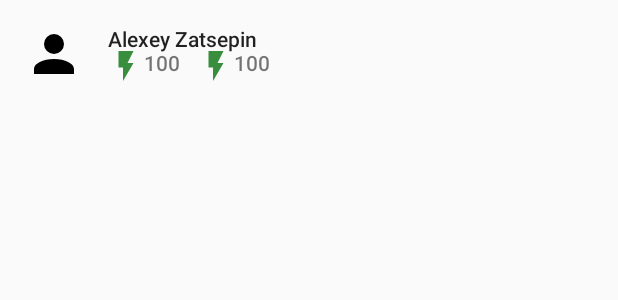
After one commit to AlexeyZatsepin/AR-Soulstorm, an Android app: the layout dialog_raiting.xml on its own in the app's theme, with its tools: preview values and no code run, on a phone screen of 412 x 824 dp. The commit adds this screen. Shown: the top 300 px of the screen. Run offline under Robolectric (Android 15) with nearby library versions, the phone set to English and light mode, and no system bars.

Commit message:
add raitin popup

```diff
--- a/app/src/main/java/org/rooms/ar/soulstorm/RenderablesAdapter.java
+++ b/app/src/main/java/org/rooms/ar/soulstorm/RenderablesAdapter.java
@@ -41,7 +41,7 @@ public class RenderablesAdapter extends RecyclerView.Adapter<RenderablesAdapter.
     @NonNull
     @Override
     public ModelViewHolder onCreateViewHolder(@NonNull ViewGroup parent, int viewType) {
-        View v = LayoutInflater.from(parent.getContext()).inflate(R.layout.component_card_layout, parent, false);
+        View v = LayoutInflater.from(parent.getContext()).inflate(R.layout.component_building_card, parent, false);
         return new ModelViewHolder(v);
     }
 
@@ -64,6 +64,7 @@ public class RenderablesAdapter extends RecyclerView.Adapter<RenderablesAdapter.
             holder.pin.setEnabled(condition);
             Resources res = holder.itemView.getResources();
             holder.coast.setTextColor(condition? res.getColor(android.R.color.white) : res.getColor(android.R.color.holo_red_dark));
+            holder.itemView.setAlpha(condition? 1 : 0.5f);
         });
         holder.about.setOnClickListener(v-> PopupWindows.openInfoPopup(holder.itemView, info));
     }
--- a/app/src/main/java/org/rooms/ar/soulstorm/dialogs/ClearPopupFragment.java
+++ b/app/src/main/java/org/rooms/ar/soulstorm/dialogs/ClearPopupFragment.java
@@ -25,8 +25,8 @@ public class ClearPopupFragment extends DialogFragment {
     public Dialog onCreateDialog(Bundle savedInstanceState) {
         AlertDialog.Builder adb = new AlertDialog.Builder(getContext())
                 .setTitle(R.string.clear)
-                .setPositiveButton(R.string.ok, listener)
-                .setNegativeButton(R.string.cancel, (dialog, which) -> dialog.dismiss())
+                .setPositiveButton(android.R.string.ok, listener)
+                .setNegativeButton(android.R.string.cancel, (dialog, which) -> dialog.dismiss())
                 .setMessage(message);
         return adb.create();
     }
--- a/app/src/main/java/org/rooms/ar/soulstorm/model/SignInState.java
+++ b/app/src/main/java/org/rooms/ar/soulstorm/model/SignInState.java
@@ -24,7 +24,9 @@ public class SignInState {
 
     public void setUser(FirebaseUser user) {
         this.user = user;
-        DatabaseManager.getInstance().requestResources();
+        DatabaseManager databaseManager = DatabaseManager.getInstance();
+        databaseManager.saveUserInfo(user);
+        databaseManager.requestResources();
     }
 
     public MutableLiveData<MyResources> getResources() {
--- /dev/null
+++ b/app/src/main/res/drawable/ic_person.xml
@@ -0,0 +1,7 @@
+<vector xmlns:android="http://schemas.android.com/apk/res/android"
+    android:height="24dp"
+    android:width="24dp"
+    android:viewportWidth="24"
+    android:viewportHeight="24">
+    <path android:fillColor="#000" android:pathData="M12,4A4,4 0 0,1 16,8A4,4 0 0,1 12,12A4,4 0 0,1 8,8A4,4 0 0,1 12,4M12,14C16.42,14 20,15.79 20,18V20H4V18C4,15.79 7.58,14 12,14Z" />
+</vector>
--- a/app/src/main/res/layout/activity_content.xml
+++ b/app/src/main/res/layout/activity_content.xml
@@ -49,7 +49,7 @@
             android:layout_marginBottom="8dp"
             android:orientation="horizontal"
             app:layoutManager="android.support.v7.widget.LinearLayoutManager"
-            tools:listitem="@layout/component_card_layout" />
+            tools:listitem="@layout/component_building_card" />
 
     </LinearLayout>
 
--- /dev/null
+++ b/app/src/main/res/layout/component_person_card.xml
@@ -0,0 +1,65 @@
+<?xml version="1.0" encoding="utf-8"?>
+<android.support.constraint.ConstraintLayout xmlns:android="http://schemas.android.com/apk/res/android"
+    android:layout_width="match_parent"
+    android:layout_height="match_parent"
+    xmlns:app="http://schemas.android.com/apk/res-auto"
+    xmlns:tools="http://schemas.android.com/tools">
+
+    <ImageView
+        android:id="@+id/avatar_image"
+        android:layout_width="48dp"
+        android:layout_height="48dp"
+        android:layout_marginTop="12dp"
+        android:layout_marginStart="12dp"
+        android:padding="4dp"
+        android:scaleType="centerCrop"
+        app:srcCompat="@drawable/ic_person"
+        app:layout_constraintTop_toTopOf="parent"
+        app:layout_constraintStart_toStartOf="parent"
+        app:layout_constraintVertical_chainStyle="packed" />
+
+    <TextView
+        android:id="@+id/title_text"
+        android:layout_width="0dp"
+        android:layout_height="wrap_content"
+        android:layout_marginTop="4dp"
+        android:layout_marginStart="12dp"
+        android:layout_marginEnd="16dp"
+        android:textAppearance="@style/TextAppearance.AppCompat.Body2"
+        android:textColor="#DE000000"
+        tools:text="Alexey Zatsepin"
+        app:layout_constraintTop_toTopOf="@+id/avatar_image"
+        app:layout_constraintStart_toEndOf="@+id/avatar_image"
+        app:layout_constraintEnd_toEndOf="parent" />
+
+    <TextView
+        android:id="@+id/energy_text"
+        android:layout_width="0dp"
+        android:layout_height="wrap_content"
+        android:layout_marginStart="12dp"
+        android:layout_marginEnd="16dp"
+        android:layout_marginBottom="4dp"
+        android:textAppearance="@style/TextAppearance.AppCompat.Body2"
+        android:textColor="#8A000000"
+        android:drawableStart="@drawable/ic_flash"
+        tools:text="100"
+        app:layout_constraintStart_toEndOf="@+id/avatar_image"
+        app:layout_constraintEnd_toEndOf="+id/battle_text"
+        app:layout_constraintBottom_toBottomOf="@+id/avatar_image" />
+
+    <TextView
+        android:id="@+id/battle_text"
+        android:layout_width="0dp"
+        android:layout_height="wrap_content"
+        android:layout_marginStart="12dp"
+        android:layout_marginEnd="16dp"
+        android:layout_marginBottom="4dp"
+        android:textAppearance="@style/TextAppearance.AppCompat.Body2"
+        android:textColor="#8A000000"
+        android:drawableStart="@drawable/ic_flash"
+        tools:text="100"
+        app:layout_constraintStart_toEndOf="@+id/energy_text"
+        app:layout_constraintEnd_toEndOf="parent"
+        app:layout_constraintBottom_toBottomOf="@+id/avatar_image" />
+
+</android.support.constraint.ConstraintLayout>
--- /dev/null
+++ b/app/src/main/res/layout/dialog_raiting.xml
@@ -0,0 +1,22 @@
+<?xml version="1.0" encoding="utf-8"?>
+<FrameLayout xmlns:android="http://schemas.android.com/apk/res/android"
+    android:layout_width="match_parent"
+    android:layout_height="match_parent"
+    xmlns:tools="http://schemas.android.com/tools"
+    xmlns:app="http://schemas.android.com/apk/res-auto">
+
+    <android.support.v7.widget.RecyclerView
+        android:id="@+id/recyclerView"
+        android:layout_width="match_parent"
+        android:layout_height="wrap_content"
+        android:orientation="vertical"
+        app:layoutManager="android.support.v7.widget.LinearLayoutManager"
+        tools:listitem="@layout/component_person_card"/>
+
+    <ProgressBar
+        android:id="@+id/progress"
+        android:layout_width="wrap_content"
+        android:layout_height="wrap_content"
+        android:layout_gravity="center"
+        android:visibility="gone"/>
+</FrameLayout>
--- a/app/src/main/res/values/strings.xml
+++ b/app/src/main/res/values/strings.xml
@@ -14,7 +14,7 @@
     <string name="or_create_account_now">or Create account now!</string>
     <string name="login">Login</string>
 
-    <string name="explore">Explore Augmentet Reality now!!</string>
+    <string name="explore">Explore Augmented Reality now!!</string>
 
     <string name="firebase">Firebase</string>
     <string name="defense">Defense</string>
@@ -32,7 +32,4 @@
 
     <string name="message_clear_building">Do you want to remove building?</string>
     <string name="message_clear_all">Do you want to remove all building and info?</string>
-    <string name="ok">Ok</string>
-    <string name="cancel">Cancel</string>
-    <string name="clear">Clear</string>
 </resources>
```
Also changed, not shown: app/src/main/java/org/rooms/ar/soulstorm/ARActivity.java (+9 -3 lines), app/src/main/java/org/rooms/ar/soulstorm/SignInActivity.java (+17 -9 lines), app/src/main/java/org/rooms/ar/soulstorm/dialogs/RaitingPopupFragment.java (added, +90 -0 lines), app/src/main/java/org/rooms/ar/soulstorm/model/DatabaseManager.java (+42 -1 lines), app/src/main/java/org/rooms/ar/soulstorm/model/User.java (added, +67 -0 lines), app/src/main/res/layout/component_building_card.xml (renamed from app/src/main/res/layout/component_card_layout.xml).
